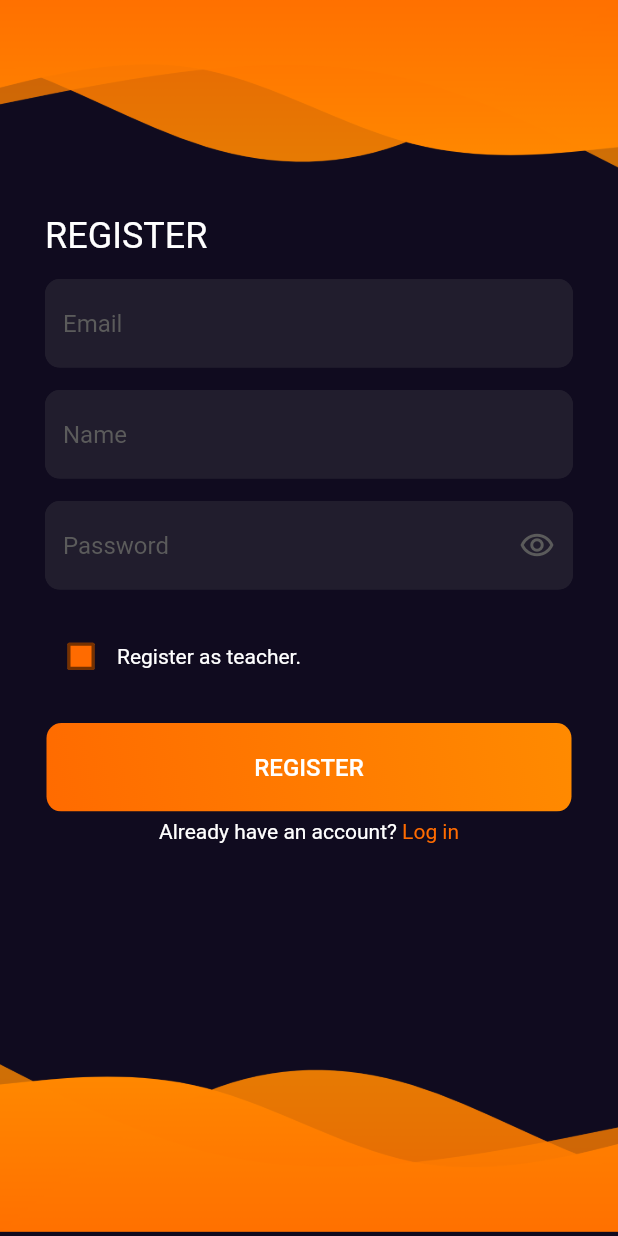
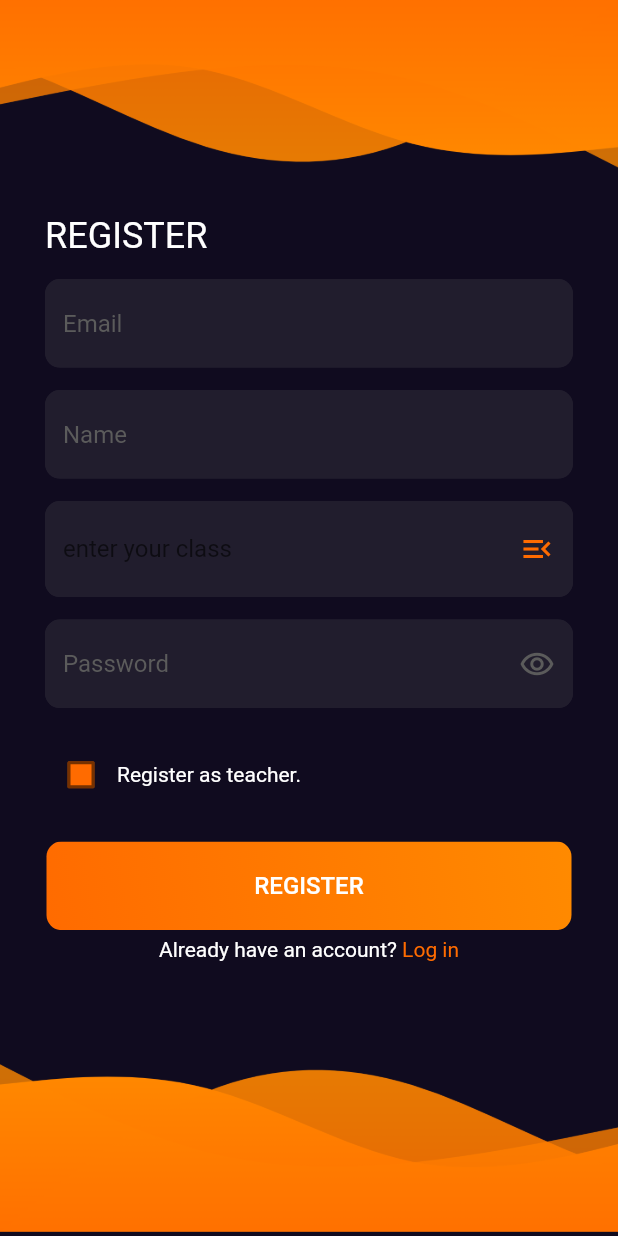
Before and after one commit to LukasKatona/SNIP_maturita, a Flutter app: the screen it shows after launch, swiped to page 2, on a phone screen of 412 x 824 dp. Run offline on Flutter 3.47's test engine with Material 2 defaults, Android fonts, the phone set to English and light mode, and no system bars; our stand-ins replace cloud_firestore, firebase_auth, firebase_core, flutter_keyboard_visibility, flutter_spinkit; missing offline and left inert: animate_icons, draggable_scrollbar; accounts and stored records are empty.

Commit message:
praca na skupinach

```diff
--- /dev/null
+++ b/lib/Models/groups.dart
@@ -0,0 +1,18 @@
+List<String> groups = [
+  "1.A",
+  "1.B",
+  "1.C",
+  "1.D",
+  "2.A",
+  "2.B",
+  "2.C",
+  "2.D",
+  "3.A",
+  "3.B",
+  "3.C",
+  "3.D",
+  "4.A",
+  "4.B",
+  "4.C",
+  "4.D",
+];
--- a/lib/Models/sniper.dart
+++ b/lib/Models/sniper.dart
@@ -6,7 +6,8 @@ class Sniper {
   bool anon;
   final int fulXp;
   final int lessXp;
+  final String group;
 
-  Sniper({ this.uid, this.name, this.role, this.anon, this.fulXp, this.lessXp });
+  Sniper({ this.uid, this.name, this.role, this.anon, this.fulXp, this.lessXp, this.group });
 
 }
--- a/lib/Models/user.dart
+++ b/lib/Models/user.dart
@@ -12,6 +12,7 @@ class UserData {
   bool anon;
   final int fulXp;
   final int lessXp;
+  final String group;
 
-  UserData({ this.uid, this.name, this.role, this.anon, this.fulXp, this.lessXp });
+  UserData({ this.uid, this.name, this.role, this.anon, this.fulXp, this.lessXp, this.group });
 }
--- a/lib/Pages/HomePage/profile/profile.dart
+++ b/lib/Pages/HomePage/profile/profile.dart
@@ -43,7 +43,7 @@ class _ProfilePageState extends State<ProfilePage> {
       }
 
       if (searchString != ''){
-        snipers = snipers.where((element) => element.name.contains(searchString) || element.role.contains(searchString)).toList();
+        snipers = snipers.where((element) => element.name.contains(searchString) || element.role.contains(searchString) || element.group.contains(searchString)).toList();
       }
 
 
@@ -70,7 +70,7 @@ class _ProfilePageState extends State<ProfilePage> {
             ),
             SizedBox(height: 5,),
             Text(
-              userData.role,
+              userData.role + " | " + userData.group,
               style: TextStyle(
                 color: Colors.white,
                 fontSize: 16,
--- a/lib/Pages/HomePage/profile/sniper_tile.dart
+++ b/lib/Pages/HomePage/profile/sniper_tile.dart
@@ -39,7 +39,7 @@ class _SniperTileState extends State<SniperTile> {
                   backgroundColor: Colors.red,
                 ),
                 title: Text(widget.sniper.name, style: TextStyle(color: Colors.white),),
-                subtitle: Text(widget.sniper.role, style: TextStyle(color: Colors.white),),
+                subtitle: Text(widget.sniper.role + " | " + widget.sniper.group, style: TextStyle(color: Colors.white),),
               ),
             ),
             Visibility(
@@ -47,7 +47,7 @@ class _SniperTileState extends State<SniperTile> {
               child: IconButton(
                 onPressed: () async{
                   if (userData.role != 'student'){
-                    await DatabaseService(uid: widget.sniper.uid).updateUserData(widget.sniper.name, widget.sniper.role, !widget.sniper.anon, widget.sniper.fulXp, widget.sniper.lessXp);
+                    await DatabaseService(uid: widget.sniper.uid).updateUserData(widget.sniper.name, widget.sniper.role, !widget.sniper.anon, widget.sniper.fulXp, widget.sniper.lessXp, userData.group);
                   }
                 },
                 icon: Icon(
--- a/lib/Pages/HomePage/school/classful/questionThreeFul.dart
+++ b/lib/Pages/HomePage/school/classful/questionThreeFul.dart
@@ -53,7 +53,7 @@ class _QuestionThreeFulState extends State<QuestionThreeFul> {
             wrong = true;
           }
         }
-        await DatabaseService(uid: user.uid).updateUserData(userData.name, userData.role, userData.anon, userData.fulXp + (1*xpMultiplier*correct), userData.lessXp);
+        await DatabaseService(uid: user.uid).updateUserData(userData.name, userData.role, userData.anon, userData.fulXp + (1*xpMultiplier*correct), userData.lessXp, userData.group);
         if (!wrong){
           setState(() {
             _greenConfirm = true;
--- a/lib/Pages/HomePage/school/classless/questionThreeLess.dart
+++ b/lib/Pages/HomePage/school/classless/questionThreeLess.dart
@@ -93,7 +93,7 @@ class _QuestionThreeLessState extends State<QuestionThreeLess> {
           }
         }
 
-        await DatabaseService(uid: user.uid).updateUserData(userData.name, userData.role, userData.anon, userData.fulXp, userData.lessXp + (1*xpMultiplier*correct));
+        await DatabaseService(uid: user.uid).updateUserData(userData.name, userData.role, userData.anon, userData.fulXp, userData.lessXp + (1*xpMultiplier*correct), userData.group);
 
         if (correct == 5){
           setState(() {
--- a/lib/Pages/HomePage/school/questionFour.dart
+++ b/lib/Pages/HomePage/school/questionFour.dart
@@ -91,9 +91,9 @@ class _QuestionFourState extends State<QuestionFour> {
         }
 
         if (fulOrLessQuestions){
-          await DatabaseService(uid: user.uid).updateUserData(userData.name, userData.role, userData.anon, userData.fulXp + (2*xpMultiplier*correct), userData.lessXp);
+          await DatabaseService(uid: user.uid).updateUserData(userData.name, userData.role, userData.anon, userData.fulXp + (2*xpMultiplier*correct), userData.lessXp, userData.group);
         }else{
-          await DatabaseService(uid: user.uid).updateUserData(userData.name, userData.role, userData.anon, userData.fulXp, userData.lessXp + (2*xpMultiplier*correct));
+          await DatabaseService(uid: user.uid).updateUserData(userData.name, userData.role, userData.anon, userData.fulXp, userData.lessXp + (2*xpMultiplier*correct), userData.group);
         }
 
         if (!wrong){
--- a/lib/Pages/HomePage/school/questionOne.dart
+++ b/lib/Pages/HomePage/school/questionOne.dart
@@ -48,9 +48,9 @@ class _QuestionOneState extends State<QuestionOne> {
           print("correct");
 
           if (fulOrLessQuestions){
-            await DatabaseService(uid: user.uid).updateUserData(userData.name, userData.role, userData.anon, userData.fulXp + (1*xpMultiplier), userData.lessXp);
+            await DatabaseService(uid: user.uid).updateUserData(userData.name, userData.role, userData.anon, userData.fulXp + (1*xpMultiplier), userData.lessXp, userData.group);
           }else{
-            await DatabaseService(uid: user.uid).updateUserData(userData.name, userData.role, userData.anon, userData.fulXp, userData.lessXp + (1*xpMultiplier));
+            await DatabaseService(uid: user.uid).updateUserData(userData.name, userData.role, userData.anon, userData.fulXp, userData.lessXp + (1*xpMultiplier), userData.group);
           }
 
           questionController.nextPage(duration: Duration(milliseconds: 500), curve: Curves.easeInCubic);
--- a/lib/Pages/HomePage/school/questionTwo.dart
+++ b/lib/Pages/HomePage/school/questionTwo.dart
@@ -48,9 +48,9 @@ class _QuestionTwoState extends State<QuestionTwo> {
           print("correct");
 
           if (fulOrLessQuestions){
-            await DatabaseService(uid: user.uid).updateUserData(userData.name, userData.role, userData.anon, userData.fulXp + (1*xpMultiplier), userData.lessXp);
+            await DatabaseService(uid: user.uid).updateUserData(userData.name, userData.role, userData.anon, userData.fulXp + (1*xpMultiplier), userData.lessXp, userData.group);
           }else{
-            await DatabaseService(uid: user.uid).updateUserData(userData.name, userData.role, userData.anon, userData.fulXp, userData.lessXp + (1*xpMultiplier));
+            await DatabaseService(uid: user.uid).updateUserData(userData.name, userData.role, userData.anon, userData.fulXp, userData.lessXp + (1*xpMultiplier), userData.group);
           }
 
           questionController.nextPage(duration: Duration(milliseconds: 500), curve: Curves.easeInCubic);
--- a/lib/Pages/LoginPage/register.dart
+++ b/lib/Pages/LoginPage/register.dart
@@ -1,4 +1,5 @@
 import 'package:flutter/material.dart';
+import 'package:maturita/Models/groups.dart';
 import 'package:maturita/Services/auth.dart';
 import 'package:maturita/shared/design.dart';
 import 'LoginPage.dart';
@@ -22,6 +23,7 @@ class _RegisterState extends State<Register> {
 
   String email = '';
   String name = '';
+  String group = '';
   String password = '';
   String error = '';
   String teacherKey = '';
@@ -62,6 +64,26 @@ class _RegisterState extends State<Register> {
                 style: TextStyle(color: Colors.white),
                 cursorColor: Color(0xFFFF6B00),
                 decoration: snipInputDecoration.copyWith(hintText: "Name"),
+              ),
+              SizedBox(height: 15,),
+              new Theme(
+                data: Theme.of(context).copyWith(
+                  canvasColor: MyColorTheme.Secondary,
+                ),
+                child: DropdownButtonFormField(
+                  decoration: snipInputDecoration.copyWith(hintText: "enter your class", hintStyle: TextStyle(color: MyColorTheme.GreyText),),
+                  icon: Icon(Icons.menu_open, color: MyColorTheme.PrimaryAccent,),
+                  items: groups.map((String group) {
+                    return DropdownMenuItem(
+                      value: group,
+                      child: SizedBox(width: 100, child: Text(group, style: TextStyle(color: MyColorTheme.Text),)),
+                    );
+                  }).toList(),
+                  onChanged: (val) {
+                    setState(() => group = val);
+                  },/*
+                  value: group,*/
+                ),
               ),
               SizedBox(height: 15,),
               TextFormField(
@@ -115,7 +137,7 @@ class _RegisterState extends State<Register> {
                   onPressed: () async {
                     if (_formKey.currentState.validate()){
                       setState(() => loading = true);
-                      dynamic result = await _auth.registerWithEmailAndPassword(email, password, teacherKey, name, variables.teacherKey);
+                      dynamic result = await _auth.registerWithEmailAndPassword(email, password, teacherKey, name, variables.teacherKey, group);
                       if (result == null){
                         setState(() {
                           error = "please supply a valid email";
--- a/lib/Services/auth.dart
+++ b/lib/Services/auth.dart
@@ -29,7 +29,7 @@ class AuthService {
   }
 
   // register with email and password
-  Future registerWithEmailAndPassword(String email, String password, String teacherKey, String name, String correctKey) async {
+  Future registerWithEmailAndPassword(String email, String password, String teacherKey, String name, String correctKey, String group) async {
     try {
       UserCredential result = await _auth.createUserWithEmailAndPassword(email: email, password: password);
       User user = result.user;
@@ -42,10 +42,10 @@ class AuthService {
 
       if (teacherKey == correctKey){
         role = 'teacher';
-        await DatabaseService(uid: user.uid).updateUserData(name, role, false, 0, 0);
+        await DatabaseService(uid: user.uid).updateUserData(name, role, false, 0, 0, group);
       }else{
         role = 'student';
-        await DatabaseService(uid: user.uid).updateUserData(name, role, true, 0, 0);
+        await DatabaseService(uid: user.uid).updateUserData(name, role, true, 0, 0, group);
       }
 
       return _userFromFirebaseUser(user);
--- a/lib/Services/database.dart
+++ b/lib/Services/database.dart
@@ -46,13 +46,14 @@ class DatabaseService {
 
   // update user data
 
-  Future updateUserData(String name, String role, bool anon, int fulXp, int lessXp) async{
+  Future updateUserData(String name, String role, bool anon, int fulXp, int lessXp, String group) async{
     return await snipCollection.doc(uid).set({
       'name': name,
       'role': role,
       'anon': anon,
       'fulXp': fulXp,
       'lessXp': lessXp,
+      'group': group,
     });
   }
 
@@ -74,6 +75,7 @@ class DatabaseService {
         anon: doc.get('anon') ?? '',
         fulXp: doc.get('fulXp') ?? '',
         lessXp: doc.get('lessXp') ?? '',
+        group: doc.get('group') ?? '',
       );
     }).toList();
   }
@@ -87,6 +89,7 @@ class DatabaseService {
       anon: snapshot.get('anon') ?? '',
       fulXp: snapshot.get('fulXp') ?? '',
       lessXp: snapshot.get('lessXp') ?? '',
+      group: snapshot.get('group') ?? '',
     );
   }
 
```
Also changed, not shown: lib/Pages/HomePage/settings/settings.dart (+37 -7 lines).
